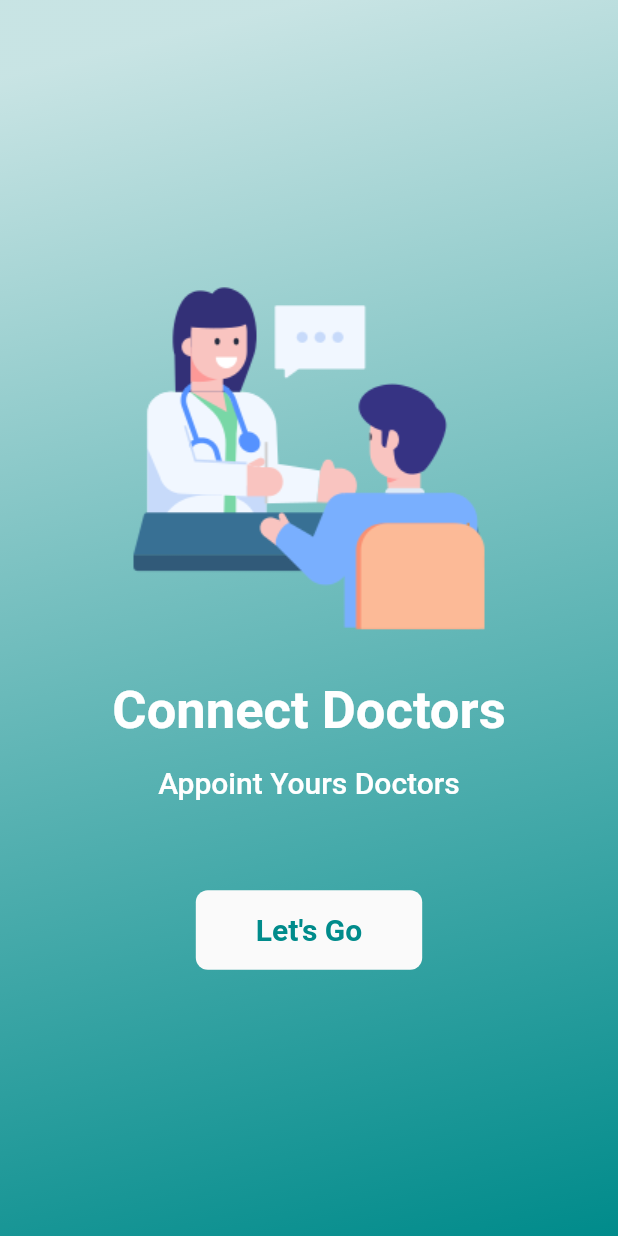
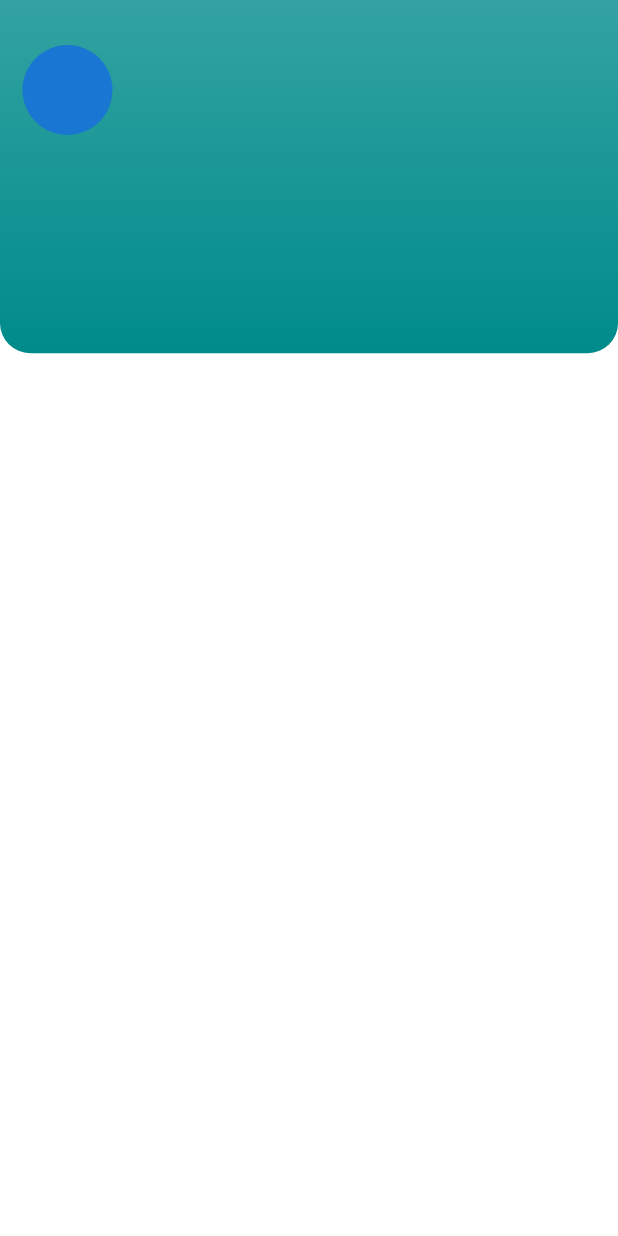
Before and after one commit to sangeeta2701/Doctor_app, a Flutter app: the screen it shows after launch, after a tap on "Let's Go", on a phone screen of 412 x 824 dp. Run offline on Flutter 3.47's test engine with Material 2 defaults, Android fonts, the phone set to English and light mode, and no system bars; our stand-ins replace material_design_icons_flutter.

Commit message:
Appointment Booking App

```diff
--- /dev/null
+++ b/lib/Screens/home_screen.dart
@@ -0,0 +1,91 @@
+import 'package:doctor_app/utils/constants.dart';
+import 'package:flutter/material.dart';
+import 'package:material_design_icons_flutter/material_design_icons_flutter.dart';
+
+class HomeScreen extends StatelessWidget {
+  HomeScreen({Key? key}) : super(key: key);
+
+  List catNames = ["Dental", "Heart", "Eye", "Brain", "Ear"];
+
+  List<Icon> catIcons = [
+    Icon(
+      MdiIcons.toothOutline,
+      color: appUiThemeColor,
+      size: 30,
+    ),
+    Icon(
+      MdiIcons.heartPlus,
+      color: appUiThemeColor,
+      size: 30,
+    ),
+    Icon(
+      MdiIcons.eye,
+      color: appUiThemeColor,
+      size: 30,
+    ),
+    Icon(
+      MdiIcons.brain,
+      color: appUiThemeColor,
+      size: 30,
+    ),
+    Icon(
+      MdiIcons.earHearing,
+      color: appUiThemeColor,
+      size: 30,
+    ),
+  ];
+
+  @override
+  Widget build(BuildContext context) {
+    return Scaffold(
+      backgroundColor: appUiLightColor,
+      body: SingleChildScrollView(
+        child: Stack(
+          children: [
+            Container(
+              height: MediaQuery.of(context).size.height / 3.5,
+              width: MediaQuery.of(context).size.width,
+              decoration: BoxDecoration(
+                gradient: LinearGradient(
+                  colors: [
+                    appUiThemeColor.withOpacity(0.8),
+                    appUiThemeColor,
+                  ],
+                  begin: Alignment.topCenter,
+                  end: Alignment.bottomCenter,
+                ),
+                borderRadius: BorderRadius.only(
+                  bottomLeft: Radius.circular(20),
+                  bottomRight: Radius.circular(20),
+                ),
+              ),
+            ),
+            Padding(
+              padding: const EdgeInsets.only(top: 30.0),
+              child: Column(
+                crossAxisAlignment: CrossAxisAlignment.start,
+                children: [
+                  Padding(
+                    padding: const EdgeInsets.symmetric(horizontal: 15.0),
+                    child: Column(
+                      children: [
+                        Row(
+                          mainAxisAlignment: MainAxisAlignment.spaceBetween,
+                          children: [
+                            CircleAvatar(
+                              radius: 30,
+                            ),
+                          ],
+                        ),
+                      ],
+                    ),
+                  ),
+                ],
+              ),
+            ),
+          ],
+        ),
+      ),
+    );
+  }
+}
--- a/lib/Screens/welcome_screen.dart
+++ b/lib/Screens/welcome_screen.dart
@@ -1,3 +1,4 @@
+import 'package:doctor_app/Screens/home_screen.dart';
 import 'package:doctor_app/utils/constants.dart';
 import 'package:flutter/material.dart';
 
@@ -54,7 +55,14 @@ class _WelcomeScreenState extends State<WelcomeScreen> {
                 child: Material(
                   borderRadius: BorderRadius.circular(8),
                   child: InkWell(
-                    onTap: () {},
+                    onTap: () {
+                      Navigator.push(
+                        context,
+                        MaterialPageRoute(
+                          builder: (context) => HomeScreen(),
+                        ),
+                      );
+                    },
                     child: Padding(
                       padding: const EdgeInsets.symmetric(
                           horizontal: 40.0, vertical: 15),
--- a/pubspec.yaml
+++ b/pubspec.yaml
@@ -36,6 +36,7 @@ dependencies:
   # The following adds the Cupertino Icons font to your application.
   # Use with the CupertinoIcons class for iOS style icons.
   cupertino_icons: ^1.0.2
+  material_design_icons_flutter: ^6.0.7096
 
 dev_dependencies:
   flutter_test:
```
Also changed, not shown: pubspec.lock.
